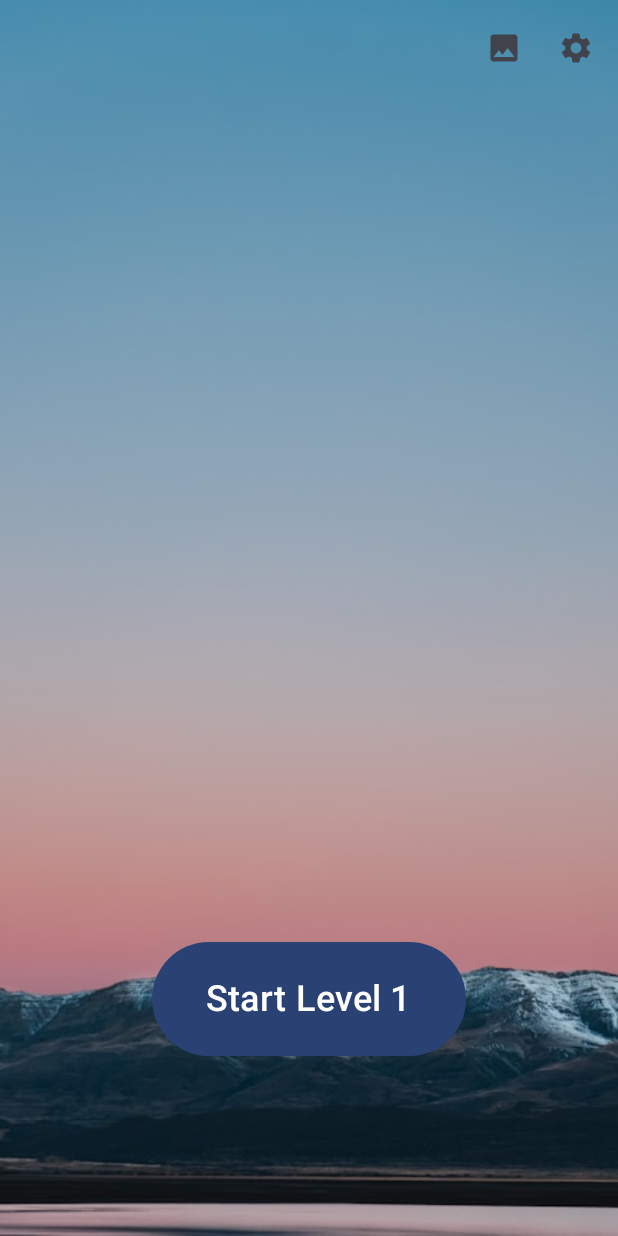
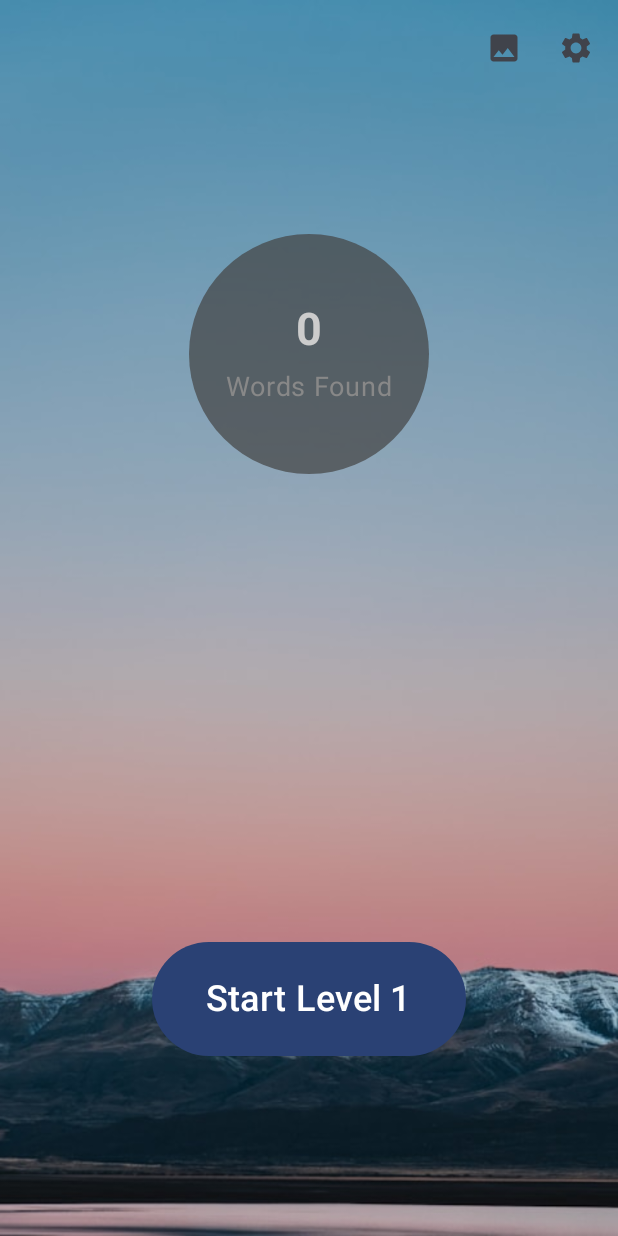
Before and after one commit to ajay020/word-search-game, an Android app built with Jetpack Compose: the screen it shows after launch (MainActivity), on a phone screen of 412 x 824 dp. Run offline under Robolectric (Android 15) with nearby library versions, the phone set to English and light mode, and no system bars.

Commit message:
add a view that display total count of words in the main screen.

```diff
--- a/app/src/main/java/com/example/wordsearch/ui/screens/MainScreen.kt
+++ b/app/src/main/java/com/example/wordsearch/ui/screens/MainScreen.kt
@@ -6,8 +6,11 @@ import androidx.compose.foundation.background
 import androidx.compose.foundation.layout.Arrangement
 import androidx.compose.foundation.layout.Box
 import androidx.compose.foundation.layout.Column
+import androidx.compose.foundation.layout.Spacer
 import androidx.compose.foundation.layout.fillMaxSize
 import androidx.compose.foundation.layout.padding
+import androidx.compose.foundation.layout.size
+import androidx.compose.foundation.shape.CircleShape
 import androidx.compose.material.icons.Icons
 import androidx.compose.material.icons.filled.Settings
 import androidx.compose.material3.Button
@@ -25,15 +28,18 @@ import androidx.compose.runtime.remember
 import androidx.compose.runtime.setValue
 import androidx.compose.ui.Alignment
 import androidx.compose.ui.Modifier
+import androidx.compose.ui.draw.clip
 import androidx.compose.ui.graphics.Color
 import androidx.compose.ui.layout.ContentScale
 import androidx.compose.ui.res.painterResource
+import androidx.compose.ui.text.font.FontWeight
 import androidx.compose.ui.tooling.preview.Preview
 import androidx.compose.ui.unit.dp
 import androidx.compose.ui.unit.sp
 import androidx.lifecycle.viewmodel.compose.viewModel
 import com.example.wordsearch.R
 import com.example.wordsearch.ui.components.ThemeSelectionDialog
+import com.example.wordsearch.viewModels.MainUiState
 import com.example.wordsearch.viewModels.MainViewModel
 import com.example.wordsearch.viewModels.SearchGameViewModal
 import com.example.wordsearch.viewModels.SearchGridState
@@ -90,6 +96,7 @@ fun MainScreen(
                 MainScreenContent(
                     modifier = Modifier.background(Color.Transparent),
                     searchGridUiState = searchGridUiState,
+                    mainUiState = mainUiState,
                     navigateToGameScreen = navigateToGameScreen,
                 )
             }
@@ -123,14 +130,43 @@ fun MainScreenContent(
     modifier: Modifier = Modifier,
     navigateToGameScreen: (Int) -> Unit,
     searchGridUiState: SearchGridState,
+    mainUiState: MainUiState,
 ) {
     Column(
         modifier =
             modifier
                 .fillMaxSize(),
-        verticalArrangement = Arrangement.Bottom,
+        verticalArrangement = Arrangement.Center,
         horizontalAlignment = Alignment.CenterHorizontally,
     ) {
+        // Display for total words found
+        Box(
+            modifier = Modifier
+                .padding(top = 92.dp)
+                .size(160.dp)
+                .clip(CircleShape)
+                .background(Color.DarkGray.copy(alpha = 0.7f)),
+            contentAlignment = Alignment.Center
+
+        ) {
+            Column(horizontalAlignment = Alignment.CenterHorizontally) {
+                Text(
+                    text = "${mainUiState.totalWordsFound}",
+                    fontSize = 30.sp,
+                    fontWeight = FontWeight.Bold,
+                    color = Color.LightGray
+                )
+                Spacer(modifier = Modifier.size(8.dp))
+                Text(
+                    text = "Words Found",
+                    fontSize = 18.sp,
+                    color = Color.Gray
+                )
+            }
+        }
+
+        Spacer(modifier = Modifier.weight(1f)) // Push the button to the bottom
+
         Button(
             onClick = { navigateToGameScreen(searchGridUiState.currentLevel) },
             modifier =
@@ -181,26 +217,29 @@ fun MainScreenTopBar(
 @Preview(showBackground = true)
 @Composable
 private fun MainScreenPreview() {
-//    Box(
-//        modifier =
-//        Modifier
-//            .fillMaxSize()
-//            .background(Color.LightGray),
-//    ) {
-//        Image(
-//            painter = painterResource(id = R.drawable.sky),
-//            contentDescription = "Background",
-//            modifier = Modifier.fillMaxSize(),
-//            contentScale = ContentScale.Crop
-//        )
-//        MainScreenContent(
-//            modifier = Modifier.background(Color.Transparent),
-//            navigateToGameScreen = {},
-//            searchGridUiState = SearchGridState(),
-//        )
-//    }
+    Box(
+        modifier =
+            Modifier
+                .fillMaxSize()
+                .background(Color.LightGray),
+    ) {
+        Image(
+            painter = painterResource(id = R.drawable.sky),
+            contentDescription = "Background",
+            modifier = Modifier.fillMaxSize(),
+            contentScale = ContentScale.Crop,
+        )
+        MainScreenContent(
+            modifier = Modifier.background(Color.Transparent),
+            navigateToGameScreen = {},
+            searchGridUiState = SearchGridState(),
+            mainUiState = MainUiState(
+                totalWordsFound = 1059,
+            ),
+        )
+    }
 
-    MainScreenTopBar(
-        onSettingsClick = { },
-    )
+//    MainScreenTopBar(
+//        onSettingsClick = { },
+//    )
 }
--- a/app/src/main/java/com/example/wordsearch/utils/PuzzleProgressManager.kt
+++ b/app/src/main/java/com/example/wordsearch/utils/PuzzleProgressManager.kt
@@ -9,6 +9,7 @@ class PuzzleProgressManager(
 
     companion object {
         private const val KEY_CURRENT_LEVEL = "current_level"
+        private const val KEY_TOTAL_WORD_FOUND = "total_word_found"
     }
 
     fun saveCurrentLevel(level: Int) {
@@ -18,4 +19,18 @@ class PuzzleProgressManager(
     fun getCurrentLevel(): Int {
         return sharedPreferences.getInt(KEY_CURRENT_LEVEL, 0) // Default to level 0 if not found
     }
+
+    fun getTotalWordFound(): Int {
+        return sharedPreferences.getInt(KEY_TOTAL_WORD_FOUND, 0) // Default to level 0 if not found
+    }
+
+    fun saveSearchedWordsCount(wordCount: Int) {
+        val currentWordCount = getTotalWordFound()
+        val updatedWordCount = currentWordCount + wordCount
+        sharedPreferences.edit().putInt(KEY_TOTAL_WORD_FOUND, updatedWordCount).apply()
+    }
+
+    fun resetProgress() {
+        sharedPreferences.edit().remove(KEY_CURRENT_LEVEL).apply()
+    }
 }
--- a/app/src/main/java/com/example/wordsearch/viewModels/MainViewModel.kt
+++ b/app/src/main/java/com/example/wordsearch/viewModels/MainViewModel.kt
@@ -6,6 +6,7 @@ import androidx.lifecycle.viewmodel.initializer
 import androidx.lifecycle.viewmodel.viewModelFactory
 import com.example.wordsearch.R
 import com.example.wordsearch.WordSearchApplication
+import com.example.wordsearch.utils.PuzzleProgressManager
 import com.example.wordsearch.utils.ThemePreferenceManager
 import kotlinx.coroutines.flow.MutableStateFlow
 import kotlinx.coroutines.flow.StateFlow
@@ -13,13 +14,17 @@ import kotlinx.coroutines.flow.asStateFlow
 
 class MainViewModel(
     private val themePreferenceManager: ThemePreferenceManager,
+    private val puzzleProgressManager: PuzzleProgressManager,
 ) : ViewModel() {
     private val _uiState = MutableStateFlow(MainUiState())
     val uiState: StateFlow<MainUiState> = _uiState.asStateFlow()
 
-
     init {
-        _uiState.value = MainUiState(backGroundImage = themePreferenceManager.getBackgroundImage())
+        _uiState.value =
+            MainUiState(
+                totalWordsFound = puzzleProgressManager.getTotalWordFound(),
+                backGroundImage = themePreferenceManager.getBackgroundImage(),
+            )
     }
 
     fun updateBackgroundImage(image: Int) {
@@ -33,7 +38,11 @@ class MainViewModel(
                 initializer {
                     val application = (this[APPLICATION_KEY] as WordSearchApplication)
                     val themePreferenceManager = application.container.themePreferenceManager
-                    MainViewModel(themePreferenceManager)
+                    val puzzleProgressManager = application.container.puzzleProgressManager
+                    MainViewModel(
+                        themePreferenceManager,
+                        puzzleProgressManager,
+                    )
                 }
             }
     }
@@ -41,4 +50,5 @@ class MainViewModel(
 
 data class MainUiState(
     val backGroundImage: Int = R.drawable.sky,
+    val totalWordsFound: Int = 0,
 )
--- a/app/src/main/java/com/example/wordsearch/viewModels/SearchGridViewModel.kt
+++ b/app/src/main/java/com/example/wordsearch/viewModels/SearchGridViewModel.kt
@@ -102,6 +102,7 @@ class SearchGridViewModel(
         progressManager.saveCurrentLevel(nextLevel)
 
         if (nextLevel < _uiState.value.totalLevels) {
+
             loadPuzzle(nextLevel)
         }
     }
@@ -311,6 +312,9 @@ class SearchGridViewModel(
     private fun checkIfPuzzleCompleted() {
         if (_uiState.value.words.all { it.found }) {
             onPuzzleCompleted()
+            // Save the searched words count
+            val searchedWordsCount = _uiState.value.foundWords.size
+            progressManager.saveSearchedWordsCount(  searchedWordsCount )
         }
     }
 
```
